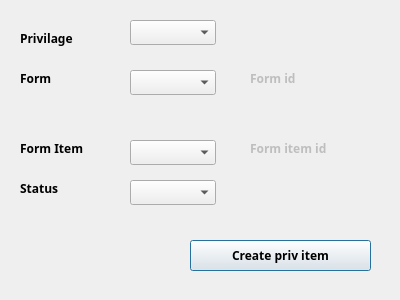
The window that presentation/authorization_ui/createPrivilageItem.ui (shymaa123456/HyperPOS2020) describes before a commit, drawn with Qt 5.
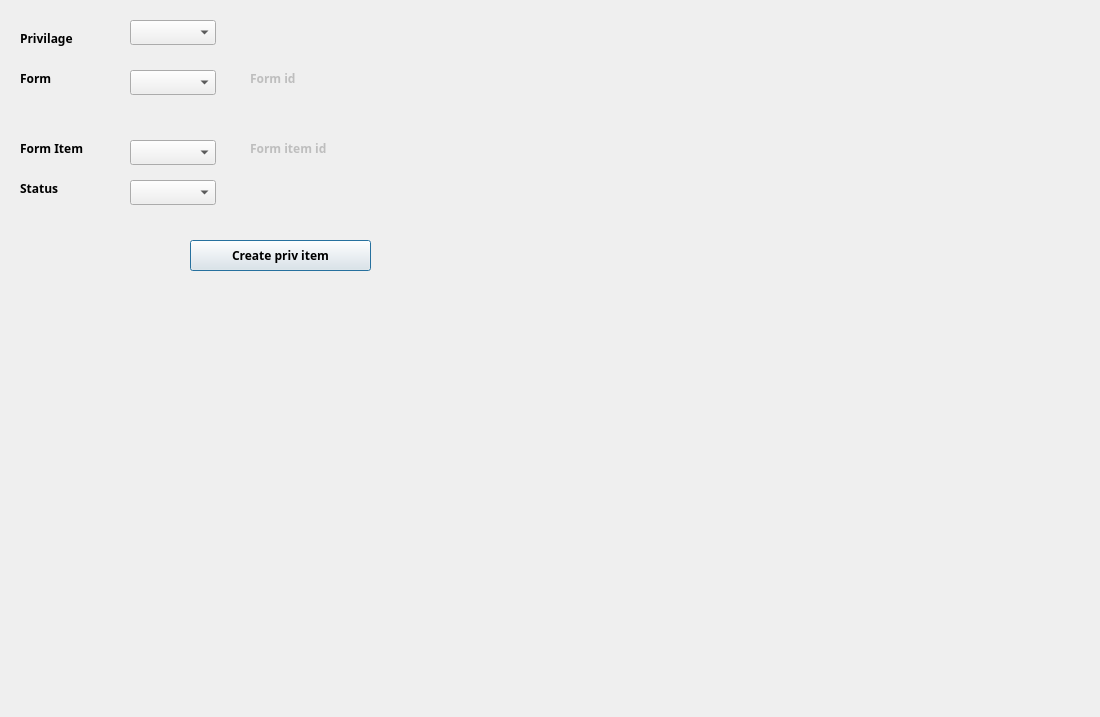
The same window after the commit.

What changed in the file:
```diff
--- a/presentation/authorization_ui/createPrivilageItem.ui
+++ b/presentation/authorization_ui/createPrivilageItem.ui
@@ -6,10 +6,22 @@
    <rect>
     <x>0</x>
     <y>0</y>
-    <width>400</width>
-    <height>300</height>
+    <width>1100</width>
+    <height>717</height>
    </rect>
   </property>
+  <property name="minimumSize">
+   <size>
+    <width>1100</width>
+    <height>717</height>
+   </size>
+  </property>
+  <property name="maximumSize">
+   <size>
+    <width>1100</width>
+    <height>717</height>
+   </size>
+  </property>
   <property name="windowTitle">
    <string>Priv</string>
   </property>
```
